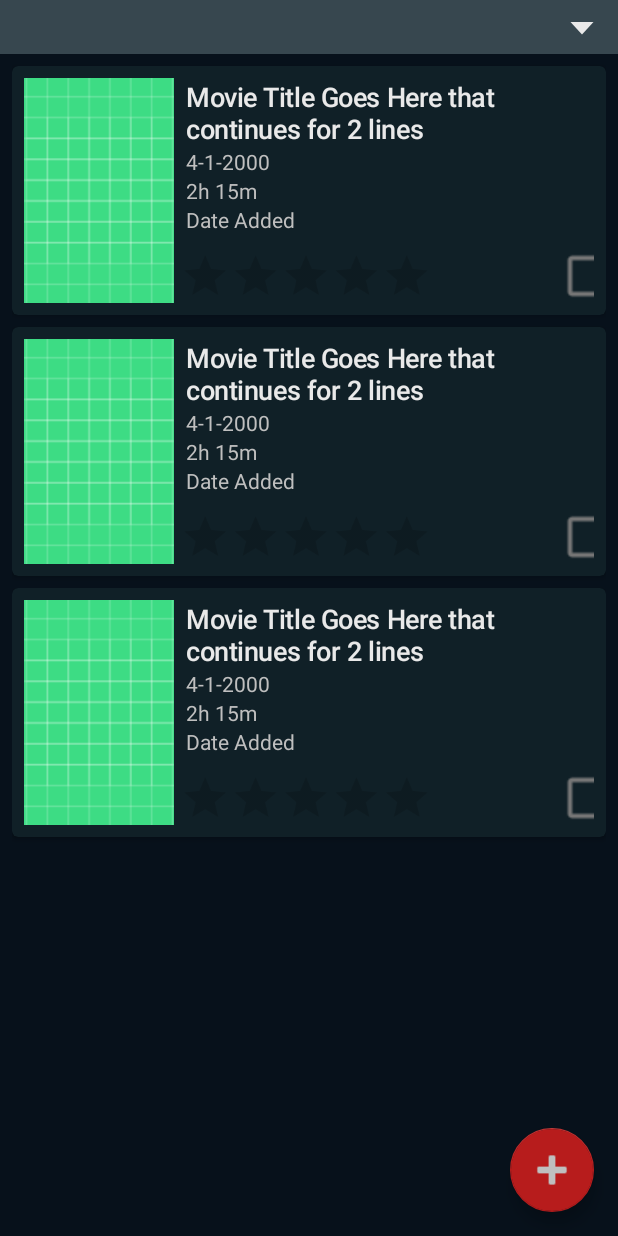
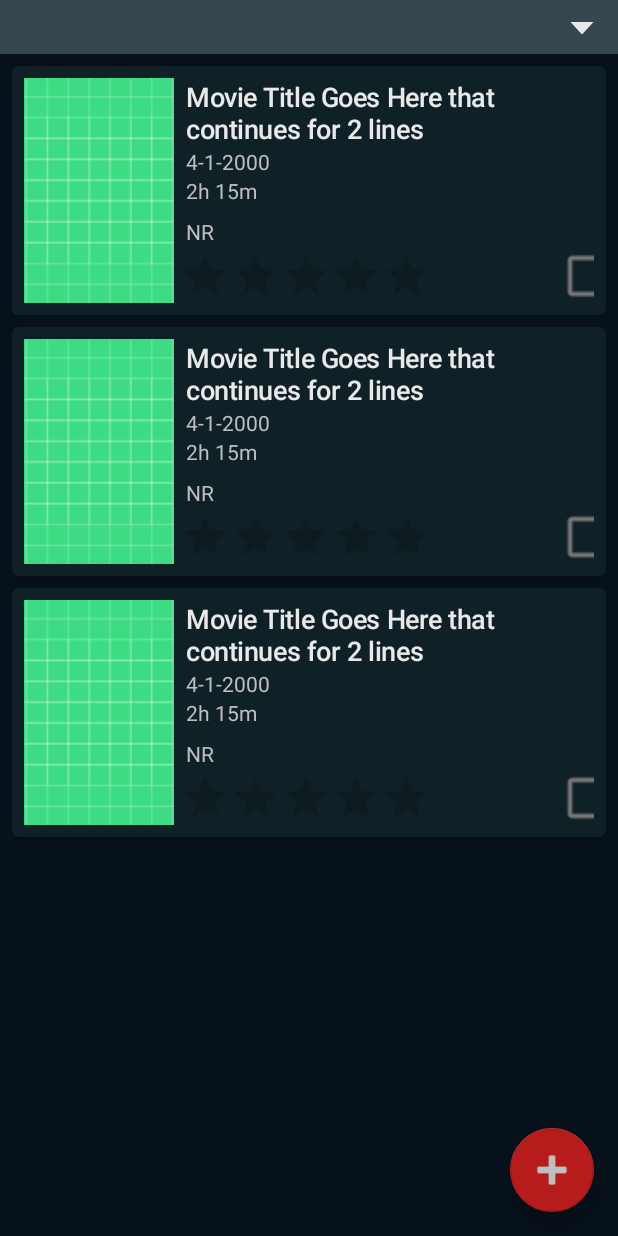
Before and after one commit to CalebElkinsDev/Watchlist, an Android app: the layout fragment_movie_list.xml on its own in the app's theme, with its tools: preview values and no code run, on a phone screen of 412 x 824 dp. Run offline under Robolectric (Android 15) with nearby library versions, the light colour scheme and no system bars.

Commit message:
Added content rating to Movie List Removed date added from UI

```diff
--- a/app/src/main/res/layout/movie_list_item.xml
+++ b/app/src/main/res/layout/movie_list_item.xml
@@ -72,14 +72,15 @@
                 tools:text="2h 15m" />
 
             <TextView
-                android:id="@+id/item_dateAddedTextView"
+                android:id="@+id/item_contentRatingTextView"
                 android:layout_width="wrap_content"
                 android:layout_height="wrap_content"
-                app:releaseDate="@{movie.dateAdded}"
+                android:text="@{movie.contentRating}"
                 android:textColor="@color/secondaryTextColor"
+                android:layout_marginTop="8dp"
                 app:layout_constraintStart_toStartOf="@+id/item_dateTextView"
                 app:layout_constraintTop_toBottomOf="@+id/item_runtimeTextView"
-                tools:text="Date Added" />
+                tools:text="NR" />
 
             <RatingBar
                 android:id="@+id/item_ratingBar"
```
